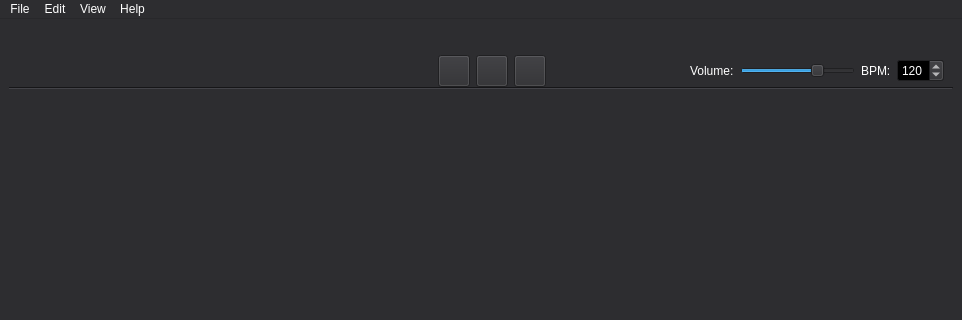
Old version of the form src/pgta_composer/forms/mainwindow.ui in the repository PGTA/PGTAComposer; both pictures show x 0 to 962 and y 0 to 320 of the 962 by 609 pixel window.
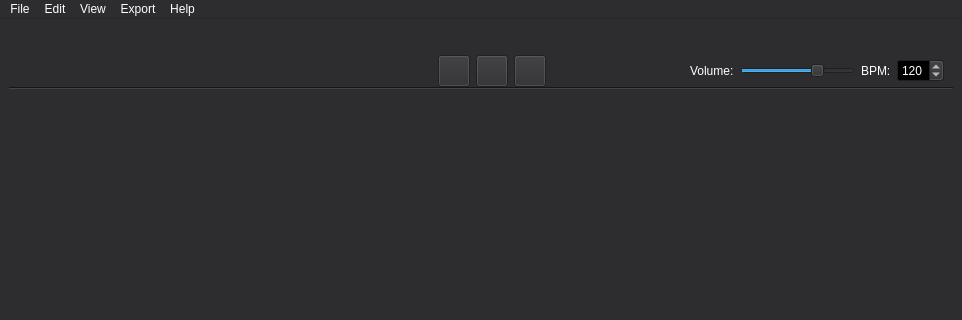
New version of the form. Icons and pictures are not drawn.

Commit message: Added export functionality for unreal sample project.

The edit to the form file:
```diff
--- a/src/pgta_composer/forms/mainwindow.ui
+++ b/src/pgta_composer/forms/mainwindow.ui
@@ -532,9 +532,16 @@
     </property>
     <addaction name="viewFullModelAction"/>
    </widget>
+   <widget class="QMenu" name="menuExport">
+    <property name="title">
+     <string>Export</string>
+    </property>
+    <addaction name="ue4ExportAction"/>
+   </widget>
    <addaction name="menuFile"/>
    <addaction name="menuEdit"/>
    <addaction name="menuView"/>
+   <addaction name="menuExport"/>
    <addaction name="menuHelp"/>
   </widget>
   <widget class="QDockWidget" name="TopPanel">
```
Left out of the diff: 5 changed lines with no effect on the pictures. The commit also changes 4 other files.
